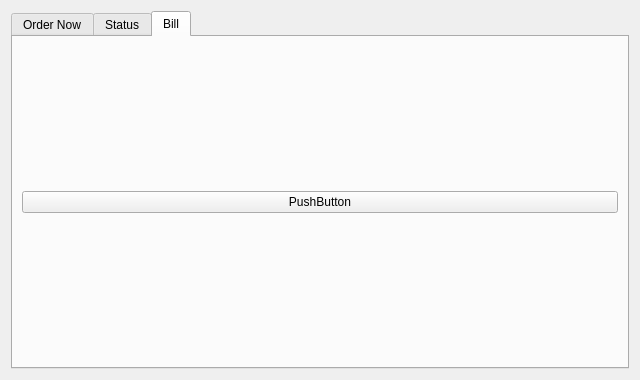
Qt form frontend/customer_wid.ui (therealrahulsahu/se_project) before a commit.
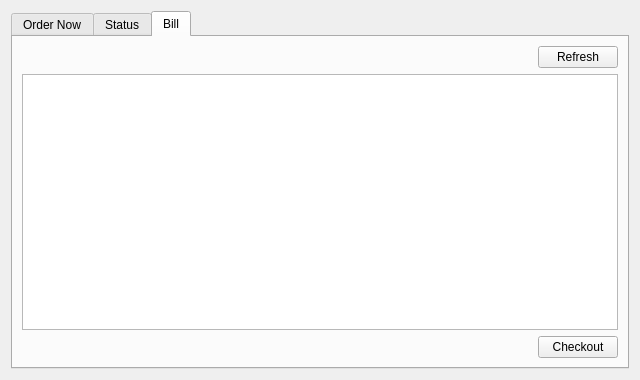
The same form after that commit. The open tabs and pages were chosen to show the change.

The edit to the form file:
```diff
--- a/frontend/customer_wid.ui
+++ b/frontend/customer_wid.ui
@@ -387,14 +387,66 @@
       <attribute name="title">
        <string>Bill</string>
       </attribute>
-      <layout class="QVBoxLayout" name="verticalLayout_4">
+      <layout class="QVBoxLayout" name="verticalLayout_4" stretch="4,30,4">
        <item>
-        <widget class="QPushButton" name="pushButton_3">
-         <property name="text">
-          <string>PushButton</string>
+        <layout class="QHBoxLayout" name="horizontalLayout_9">
+         <item>
+          <spacer name="horizontalSpacer_8">
+           <property name="orientation">
+            <enum>Qt::Horizontal</enum>
+           </property>
+           <property name="sizeHint" stdset="0">
+            <size>
+             <width>40</width>
+             <height>20</height>
+            </size>
+           </property>
+          </spacer>
+         </item>
+         <item>
+          <widget class="QPushButton" name="bt_refresh_bill">
+           <property name="text">
+            <string>Refresh</string>
+           </property>
+          </widget>
+         </item>
+        </layout>
+       </item>
+       <item>
+        <widget class="QTextBrowser" name="tb_bill">
+         <property name="html">
+          <string>&lt;!DOCTYPE HTML PUBLIC &quot;-//W3C//DTD HTML 4.0//EN&quot; &quot;http://www.w3.org/TR/REC-html40/strict.dtd&quot;&gt;
+&lt;html&gt;&lt;head&gt;&lt;meta name=&quot;qrichtext&quot; content=&quot;1&quot; /&gt;&lt;style type=&quot;text/css&quot;&gt;
+p, li { white-space: pre-wrap; }
+&lt;/style&gt;&lt;/head&gt;&lt;body style=&quot; font-family:'MS Shell Dlg 2'; font-size:8pt; font-weight:400; font-style:normal;&quot;&gt;
+&lt;p style=&quot;-qt-paragraph-type:empty; margin-top:0px; margin-bottom:0px; margin-left:0px; margin-right:0px; -qt-block-indent:0; text-indent:0px;&quot;&gt;&lt;br /&gt;&lt;/p&gt;&lt;/body&gt;&lt;/html&gt;</string>
          </property>
         </widget>
        </item>
+       <item>
+        <layout class="QHBoxLayout" name="horizontalLayout_8">
+         <item>
+          <spacer name="horizontalSpacer_7">
+           <property name="orientation">
+            <enum>Qt::Horizontal</enum>
+           </property>
+           <property name="sizeHint" stdset="0">
+            <size>
+             <width>40</width>
+             <height>20</height>
+            </size>
+           </property>
+          </spacer>
+         </item>
+         <item>
+          <widget class="QPushButton" name="bt_checkout">
+           <property name="text">
+            <string>Checkout</string>
+           </property>
+          </widget>
+         </item>
+        </layout>
+       </item>
       </layout>
      </widget>
     </widget>
```
Left out of the diff: 77 changed lines with no effect on the pictures.
